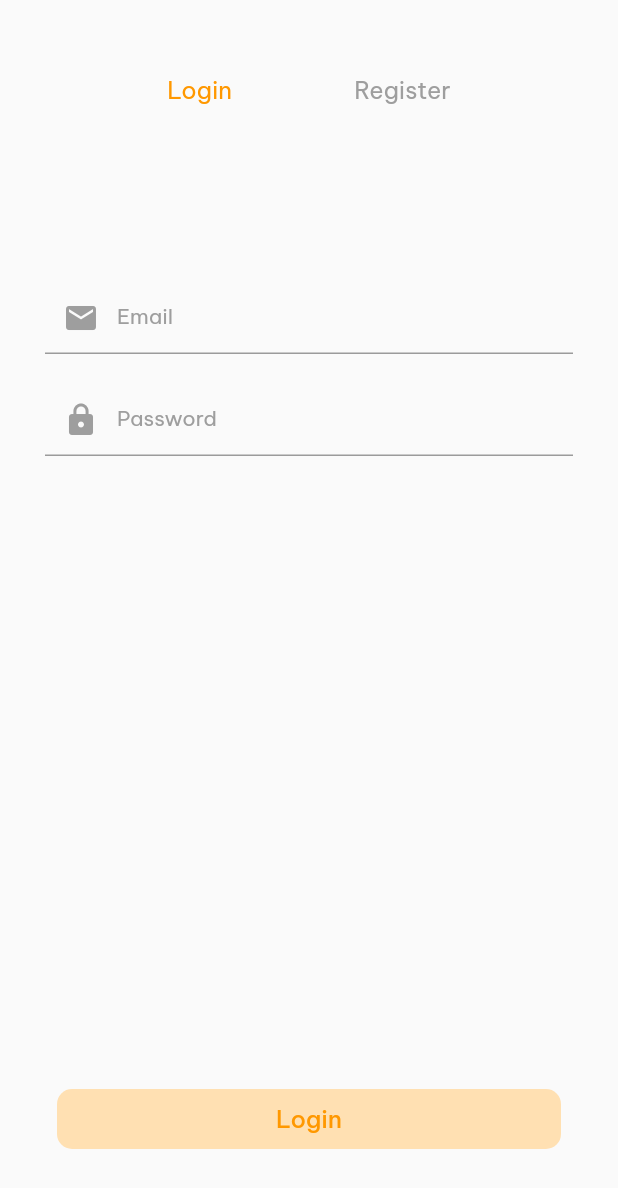
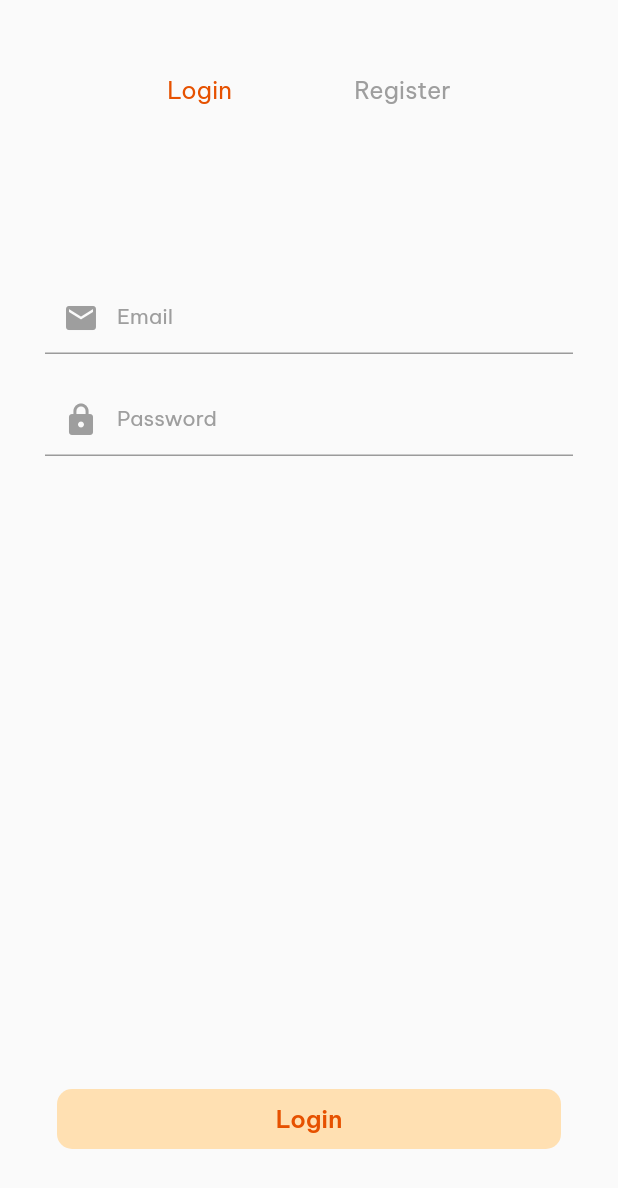
Before and after one commit to deevarindu/flutter_kelasku_tubes, a Flutter app: the screen it shows after launch, on a phone screen of 412 x 824 dp. Shown: the top 1188 px of the screen. Run offline on Flutter 3.47's test engine with Material 2 defaults, Android fonts, the phone set to English and light mode, and no system bars; our stand-ins replace google_fonts.

Commit message:
fix login screen

```diff
--- a/lib/screens/login_screen.dart
+++ b/lib/screens/login_screen.dart
@@ -1,14 +1,25 @@
 import 'package:flutter/material.dart';
 import 'package:flutter_kelasku_tubes/screens/register_screen.dart';
 
-class LoginScreen extends StatelessWidget {
-  LoginScreen({Key? key}) : super(key: key);
+class LoginScreen extends StatefulWidget {
+  const LoginScreen({Key? key}) : super(key: key);
 
+  @override
+  State<LoginScreen> createState() => _LoginScreenState();
+}
+
+class _LoginScreenState extends State<LoginScreen> {
   TextEditingController _emailController = TextEditingController();
 
   TextEditingController _passwordController = TextEditingController();
 
-  bool password = false;
+  bool viewVisible = true;
+
+  void hideWidget() {
+    setState(() {
+      viewVisible = !viewVisible;
+    });
+  }
 
   @override
   Widget build(BuildContext context) {
@@ -30,7 +41,8 @@ class LoginScreen extends StatelessWidget {
                         'Login',
                         style: TextStyle(
                           fontSize: 16,
-                          color: Colors.orange,
+                          fontWeight: FontWeight.w400,
+                          color: Color.fromARGB(255, 230, 81, 0),
                         ),
                       ),
                       GestureDetector(
@@ -72,7 +84,8 @@ class LoginScreen extends StatelessWidget {
                           ),
                         ),
                         const SizedBox(height: 20),
-                        TextField(
+                        TextFormField(
+                          obscureText: viewVisible,
                           controller: _passwordController,
                           decoration: const InputDecoration(
                             hintText: 'Password',
@@ -86,17 +99,14 @@ class LoginScreen extends StatelessWidget {
                             ),
                             // suffixIcon: IconButton(
                             //   icon: Icon(
-                            //     password ? Icons.visibility_off : Icons.visibility,
+                            //     viewVisible
+                            //         ? Icons.visibility
+                            //         : Icons.visibility_off,
                             //     color: Colors.grey,
                             //   ),
-                            //   onPressed: (){
-                            //     setState(() {
-                            //       password = !password;
-                            //     });
-                            //   },
+                            //   onPressed: _hideWidget,
                             // ),
                           ),
-                          obscureText: password,
                         ),
                         const SizedBox(height: 20),
                       ],
@@ -119,7 +129,8 @@ class LoginScreen extends StatelessWidget {
                         textAlign: TextAlign.center,
                         style: TextStyle(
                           fontSize: 16,
-                          color: Colors.orange,
+                          fontWeight: FontWeight.w600,
+                          color: Colors.orange.shade900,
                         ),
                       ),
 
```
